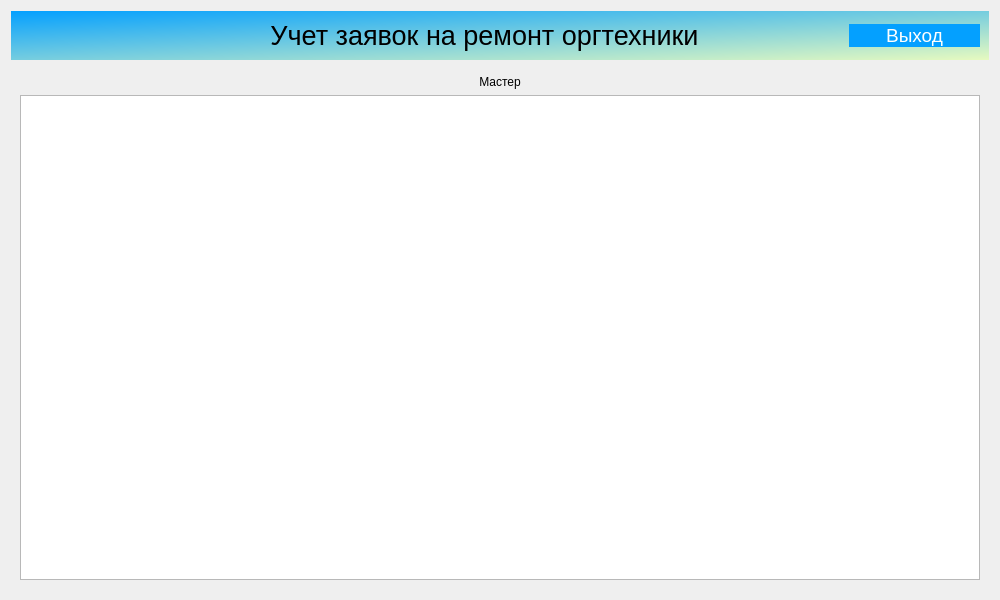
Qt form 4 курс/demex/polus/views/welcomescreen.ui (zdarova69/USMONOVNN-IS21) before a commit.
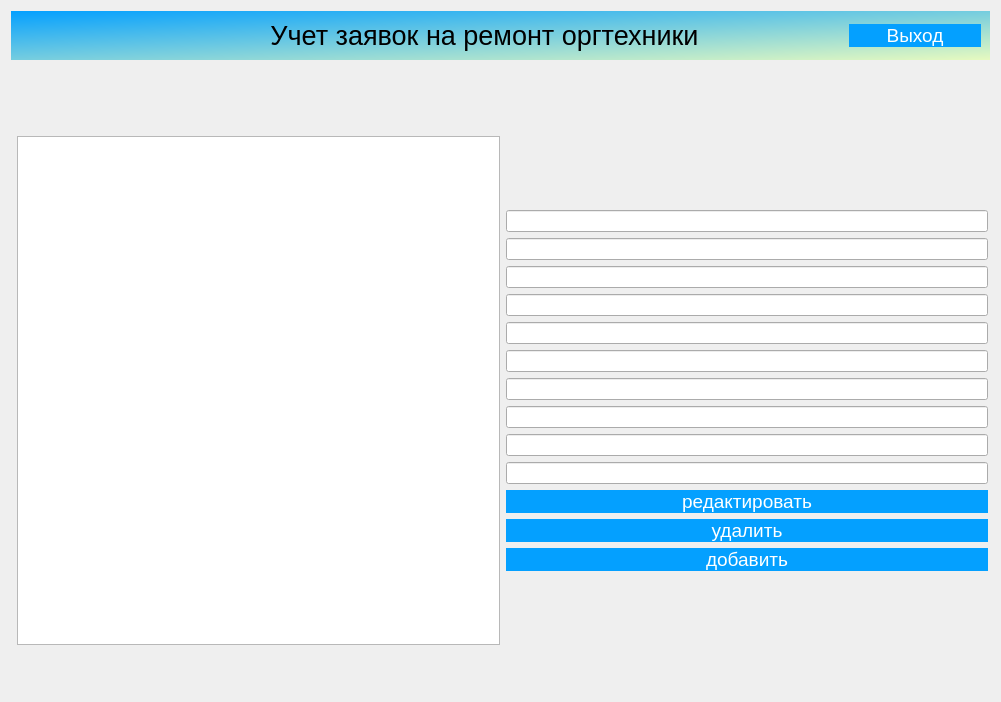
The same form after that commit. The open tabs and pages were chosen to show the change. Icons and pictures are not drawn.

Diff of the .ui file:
```diff
--- a/4 курс/demex/polus/views/welcomescreen.ui
+++ b/4 курс/demex/polus/views/welcomescreen.ui
@@ -6,8 +6,8 @@
    <rect>
     <x>0</x>
     <y>0</y>
-    <width>1000</width>
-    <height>600</height>
+    <width>1001</width>
+    <height>702</height>
    </rect>
   </property>
   <property name="minimumSize">
@@ -206,21 +206,84 @@
         </layout>
        </widget>
        <widget class="QWidget" name="Master">
-        <layout class="QGridLayout" name="gridLayout_5">
-         <item row="0" column="0">
-          <widget class="QLabel" name="label_7">
-           <property name="text">
-            <string>Мастер</string>
-           </property>
-           <property name="alignment">
-            <set>Qt::AlignCenter</set>
-           </property>
-          </widget>
-         </item>
-         <item row="1" column="0">
-          <widget class="QTableWidget" name="tableMasteraZayavki"/>
-         </item>
-        </layout>
+        <widget class="QWidget" name="layoutWidget">
+         <property name="geometry">
+          <rect>
+           <x>6</x>
+           <y>70</y>
+           <width>971</width>
+           <height>509</height>
+          </rect>
+         </property>
+         <layout class="QHBoxLayout" name="horizontalLayout_3">
+          <item>
+           <widget class="QTableWidget" name="tableMasteraZayavki"/>
+          </item>
+          <item>
+           <layout class="QVBoxLayout" name="verticalLayout_4">
+            <item>
+             <layout class="QVBoxLayout" name="verticalLayout_2">
+              <item>
+               <layout class="QVBoxLayout" name="verticalLayout_3">
+                <item>
+                 <widget class="QLineEdit" name="lineEdit"/>
+                </item>
+                <item>
+                 <widget class="QLineEdit" name="lineEdit_2"/>
+                </item>
+                <item>
+                 <widget class="QLineEdit" name="lineEdit_3"/>
+                </item>
+                <item>
+                 <widget class="QLineEdit" name="lineEdit_4"/>
+                </item>
+                <item>
+                 <widget class="QLineEdit" name="lineEdit_5"/>
+                </item>
+                <item>
+                 <widget class="QLineEdit" name="lineEdit_6"/>
+                </item>
+                <item>
+                 <widget class="QLineEdit" name="lineEdit_7"/>
+                </item>
+                <item>
+                 <widget class="QLineEdit" name="lineEdit_8"/>
+                </item>
+                <item>
+                 <widget class="QLineEdit" name="lineEdit_9"/>
+                </item>
+                <item>
+                 <widget class="QLineEdit" name="lineEdit_10"/>
+                </item>
+               </layout>
+              </item>
+              <item>
+               <widget class="QPushButton" name="edit_button">
+                <property name="text">
+                 <string>редактировать</string>
+                </property>
+               </widget>
+              </item>
+              <item>
+               <widget class="QPushButton" name="delete_button">
+                <property name="text">
+                 <string>удалить</string>
+                </property>
+               </widget>
+              </item>
+              <item>
+               <widget class="QPushButton" name="insert_button">
+                <property name="text">
+                 <string>добавить</string>
+                </property>
+               </widget>
+              </item>
+             </layout>
+            </item>
+           </layout>
+          </item>
+         </layout>
+        </widget>
        </widget>
        <widget class="QWidget" name="Operator">
         <layout class="QGridLayout" name="gridLayout_3">
```
